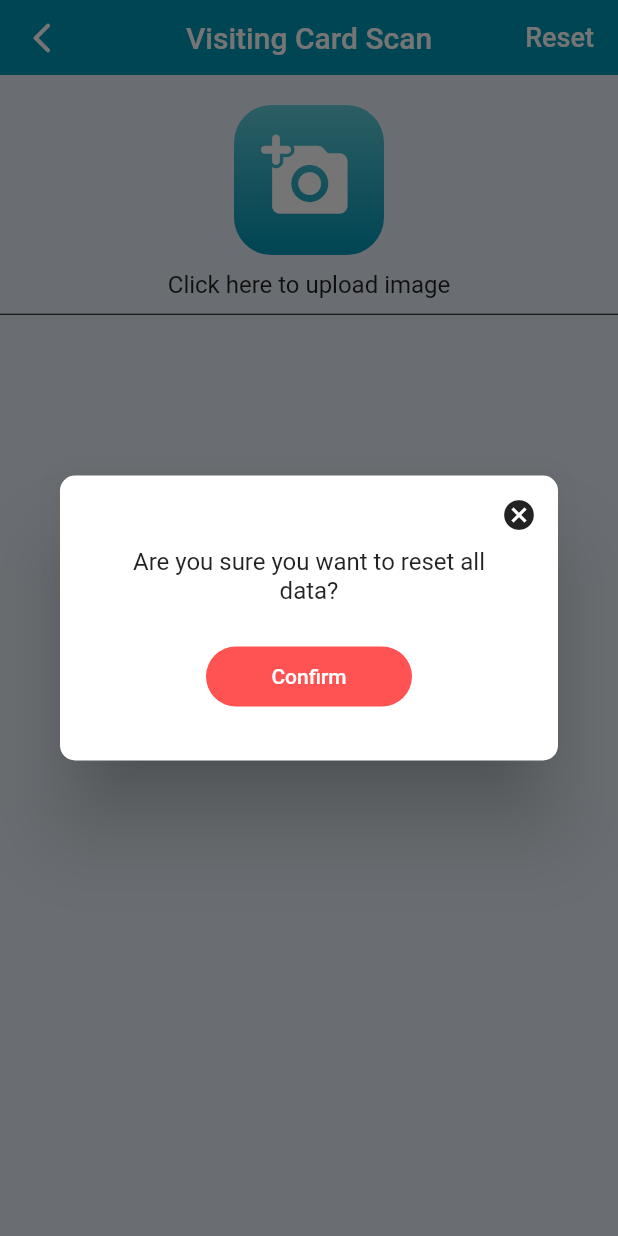
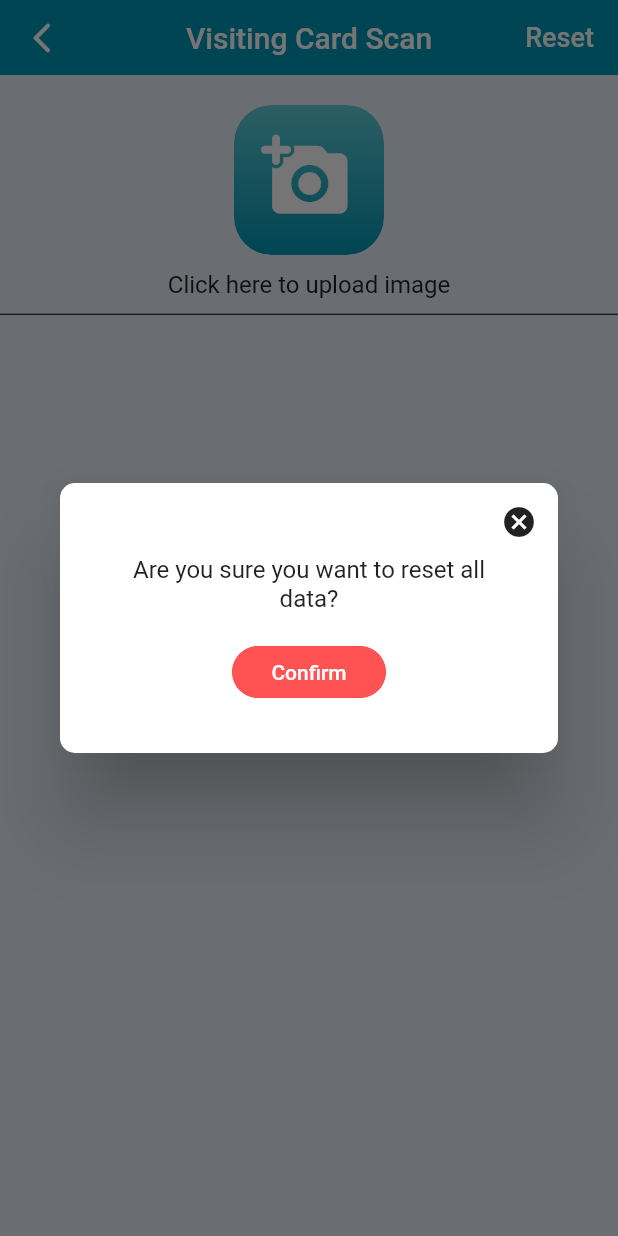
Before and after one commit to sharkeromi/bpg_erp, a Flutter app: the CardScanScreen screen opened directly, after a tap on "Reset", on a phone screen of 412 x 824 dp. Run offline on Flutter 3.47's test engine with Material 2 defaults, Android fonts, the phone set to English and light mode, and no system bars; our stand-ins replace get, image_cropper, image_picker, share_plus, shared_preferences; missing offline and left inert: google_mlkit_text_recognition; accounts and stored records are empty.

Commit message:
Code Refactor

```diff
--- a/lib/controller/global_controller.dart
+++ b/lib/controller/global_controller.dart
@@ -7,6 +7,8 @@ import 'package:share_plus/share_plus.dart';
 
 class GlobalController extends GetxController {
   final SharedPreference sharedPreference = SharedPreference();
+
+  //* SharedPreference Helper Fuctions
 
   saveDataSP(value) async {
     if (value == null) {
@@ -32,6 +34,8 @@ class GlobalController extends GetxController {
   resetSharedPreference() async {
     await sharedPreference.removeCache();
   }
+
+  //* Share Image & Text through Email
 
   shareImageAndText(type) async {
     HomeController homeController = Get.find<HomeController>();
--- a/lib/utils/const/styles.dart
+++ b/lib/utils/const/styles.dart
@@ -2,12 +2,15 @@ import 'package:bpg_erp/utils/const/color.dart';
 import 'package:flutter/material.dart';
 
 //* Text Styles
-// const appBarTitleStyle =
+const extractedTextStyle = TextStyle(fontSize: 20);
 const popUpHeaderStyle = TextStyle(fontSize: 18, color: whiteColor);
-const logInScreenHeaderStyle = TextStyle(fontSize: 40, color: Colors.black38, fontWeight: FontWeight.bold);
-const textStyle = TextStyle(fontSize: 18, fontWeight: FontWeight.w500, color: Colors.black);
+const logInScreenHeaderStyle =
+    TextStyle(fontSize: 40, color: Colors.black38, fontWeight: FontWeight.bold);
+const textStyle =
+    TextStyle(fontSize: 18, fontWeight: FontWeight.w500, color: Colors.black);
 const boldTextStyle = TextStyle(fontSize: 22, fontWeight: FontWeight.bold);
 const kSAppBarPrefix = TextStyle(color: Colors.white, fontSize: 16);
+const kSPopUpMessage = TextStyle(fontWeight: FontWeight.w400, fontSize: 16);
 const kSDefaultStyle = TextStyle(color: Colors.white, fontSize: 20);
 
 //* Sized Boxes
@@ -22,7 +25,15 @@ final ButtonStyle kTextButtonStyle = ButtonStyle(
   backgroundColor: MaterialStateProperty.all(backgroundColor),
   foregroundColor: MaterialStateProperty.all(blackColor),
   padding: MaterialStateProperty.all(EdgeInsets.zero),
-  shape: MaterialStateProperty.all(RoundedRectangleBorder(
-    borderRadius: BorderRadius.circular(12),
-  )),
+  shape: MaterialStateProperty.all(
+    RoundedRectangleBorder(
+      borderRadius: BorderRadius.circular(12),
+    ),
+  ),
 );
+
+final kTextButtonStyleDefault = TextButton.styleFrom(
+    tapTargetSize: MaterialTapTargetSize.shrinkWrap,
+    padding: EdgeInsets.zero,
+    minimumSize: Size.zero,
+    splashFactory: InkSplash.splashFactory);
--- a/lib/utils/const/url.dart
+++ b/lib/utils/const/url.dart
@@ -1,3 +1,4 @@
+//* Image Path
 const homePageSky ="assets/images/sky2.png";
 const homePageLeaves = "assets/images/leaves.png";
 const logo = "assets/images/bgplogo.png";
--- a/lib/utils/const/value.dart
+++ b/lib/utils/const/value.dart
@@ -1,3 +1,3 @@
+
 const closeIconSize = 20.0;
-
 const iconSize = 35.0;
--- a/lib/views/card_scan_screen.dart
+++ b/lib/views/card_scan_screen.dart
@@ -1,6 +1,5 @@
 import 'package:bpg_erp/controller/global_controller.dart';
 import 'package:bpg_erp/controller/home_controller.dart';
-import 'package:bpg_erp/utils/color_util.dart';
 import 'package:bpg_erp/utils/const/color.dart';
 import 'package:bpg_erp/utils/const/styles.dart';
 import 'package:bpg_erp/views/widgets/common_tapable_panel.dart';
@@ -62,9 +61,7 @@ class CardScanScreen extends StatelessWidget {
                 () => Column(
                   children: [
                     CommonTapablePanel(),
-                    const SizedBox(
-                      height: 10,
-                    ),
+                    kSizedBox10,
                     if (homeController.isEmptyLoading.value)
                       const SizedBox(
                         height: 150,
@@ -87,9 +84,7 @@ class CardScanScreen extends StatelessWidget {
                         itemType: "Card ",
                         index: i,
                       ),
-                    const SizedBox(
-                      height: 80,
-                    )
+                    kSizedBox80
                   ],
                 ),
               ),
--- a/lib/views/widgets/custom_appbar.dart
+++ b/lib/views/widgets/custom_appbar.dart
@@ -1,15 +1,15 @@
 import 'package:bpg_erp/utils/const/color.dart';
+import 'package:bpg_erp/utils/const/styles.dart';
 import 'package:flutter/material.dart';
 import 'package:get/get.dart';
 
 class CustomAppBar extends StatelessWidget {
-  final String title;
-
-  final Widget prefixWidget;
-
-  final VoidCallback prefixWidgetAction;
 
   const CustomAppBar({super.key, required this.title, required this.prefixWidget, required this.prefixWidgetAction});
+
+  final String title;
+  final Widget prefixWidget;
+  final VoidCallback prefixWidgetAction;
 
   @override
   Widget build(BuildContext context) {
@@ -30,11 +30,7 @@ class CustomAppBar extends StatelessWidget {
       ),
       actions: [
         TextButton(
-          style: TextButton.styleFrom(
-            tapTargetSize: MaterialTapTargetSize.shrinkWrap,
-            padding: EdgeInsets.zero,
-            minimumSize: Size.zero,
-          ),
+          style: kTextButtonStyleDefault ,
           onPressed: prefixWidgetAction,
           child: Padding(padding: const EdgeInsets.only(right: 16.0), child: prefixWidget),
         ),
--- a/lib/views/widgets/custom_button.dart
+++ b/lib/views/widgets/custom_button.dart
@@ -1,3 +1,4 @@
+import 'package:bpg_erp/utils/const/styles.dart';
 import 'package:flutter/material.dart';
 
 class CustomButton extends StatelessWidget {
@@ -20,15 +21,10 @@ class CustomButton extends StatelessWidget {
 
   @override
   Widget build(BuildContext context) {
-    return TextButton(
-      style: TextButton.styleFrom(
-        tapTargetSize: MaterialTapTargetSize.shrinkWrap,
-        padding: EdgeInsets.zero,
-        minimumSize: Size.zero,
-        shape: RoundedRectangleBorder(
-          borderRadius: BorderRadius.circular(20), // <-- Radius
-        ),
-      ),
+    return ClipRRect(
+      borderRadius: BorderRadius.circular(25),
+      child: TextButton(
+        style: kTextButtonStyleDefault,
         onPressed: navigation,
         child: Container(
           decoration: BoxDecoration(
@@ -42,6 +38,7 @@ class CustomButton extends StatelessWidget {
           width: width,
           child: Center(child: widget),
         ),
+      ),
     );
   }
 }
--- a/lib/views/widgets/custom_textfield1.dart
+++ b/lib/views/widgets/custom_textfield1.dart
@@ -1,4 +1,6 @@
 import 'package:bpg_erp/controller/home_controller.dart';
+import 'package:bpg_erp/utils/const/color.dart';
+import 'package:bpg_erp/utils/const/styles.dart';
 import 'package:flutter/material.dart';
 import 'package:get/get.dart';
 
@@ -11,7 +13,7 @@ class CustomTextField1 extends StatelessWidget {
   @override
   Widget build(BuildContext context) {
     return TextField(
-      style: const TextStyle(fontSize: 20),
+      style: extractedTextStyle,
       onSubmitted: (value) {
         homeController.scannedTextList[index].value = value;
       },
@@ -24,7 +26,7 @@ class CustomTextField1 extends StatelessWidget {
       decoration: const InputDecoration(
         contentPadding: EdgeInsets.fromLTRB(12, 6, 10, 12),
         border: InputBorder.none,
-        fillColor: Colors.black,
+        fillColor: blackColor,
       ),
     );
   }
--- a/lib/views/widgets/reset_confirm_popup.dart
+++ b/lib/views/widgets/reset_confirm_popup.dart
@@ -1,51 +1,46 @@
 import 'package:bpg_erp/controller/home_controller.dart';
+import 'package:bpg_erp/utils/const/styles.dart';
 import 'package:bpg_erp/views/widgets/custom_button.dart';
 import 'package:flutter/material.dart';
 import 'package:get/get.dart';
 
 class ResetConfirmPopUp extends StatelessWidget {
-
-   ResetConfirmPopUp({
+  ResetConfirmPopUp({
     super.key,
   });
 
-  final HomeController homeController= Get.find<HomeController>();
+  final HomeController homeController = Get.find<HomeController>();
 
   @override
   Widget build(BuildContext context) {
     return Stack(
       children: [
         Container(
-          height: 190,
+          height: 180,
           padding: const EdgeInsets.all(8.0),
           child: Column(
             mainAxisAlignment: MainAxisAlignment.center,
             mainAxisSize: MainAxisSize.min,
             children: [
               const Padding(
-                padding:
-                    EdgeInsets.symmetric(horizontal: 30.0, vertical: 12),
+                padding: EdgeInsets.symmetric(horizontal: 30.0, vertical: 12),
                 child: Text(
                   'Are you sure you want to reset all data?',
                   textAlign: TextAlign.center,
-                  style: TextStyle(
-                    fontSize: 16.0,
-                    fontWeight: FontWeight.w400,
-                  ),
+                  style: kSPopUpMessage,
                 ),
               ),
-              const SizedBox(height: 16.0),
+              kSizedBox10,
               CustomButton(
                   color: Colors.redAccent,
                   widget: const Text(
                     "Confirm",
                     style: TextStyle(color: Colors.white),
                   ),
-                  height: 40,
-                  width: MediaQuery.of(context).size.width / 3,
+                  height: 35,
+                  width: MediaQuery.of(context).size.width / 4,
                   navigation: () {
                     homeController.resetData();
-                    //homeController.deleteData(index);
                     Get.back();
                   }),
             ],
```
Also changed, not shown: lib/controller/test.dart (deleted, +0 -40 lines), lib/utils/color_util.dart (deleted, +0 -16 lines), lib/views/home_screen.dart (+5 -10 lines), lib/views/widgets/custom_item_content.dart (+47 -32 lines), lib/views/widgets/delete_confirm_popup.dart (+9 -22 lines), lib/views/widgets/image_picker_ad.dart (+7 -12 lines). Lines whose indentation alone changed are shown as unchanged.
